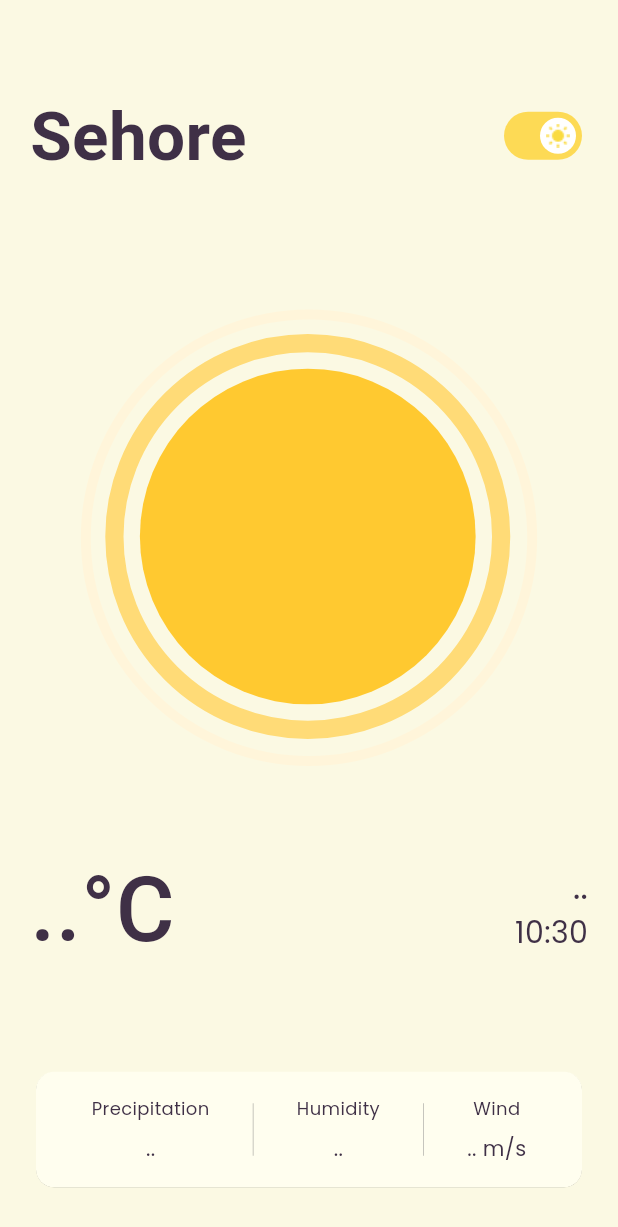
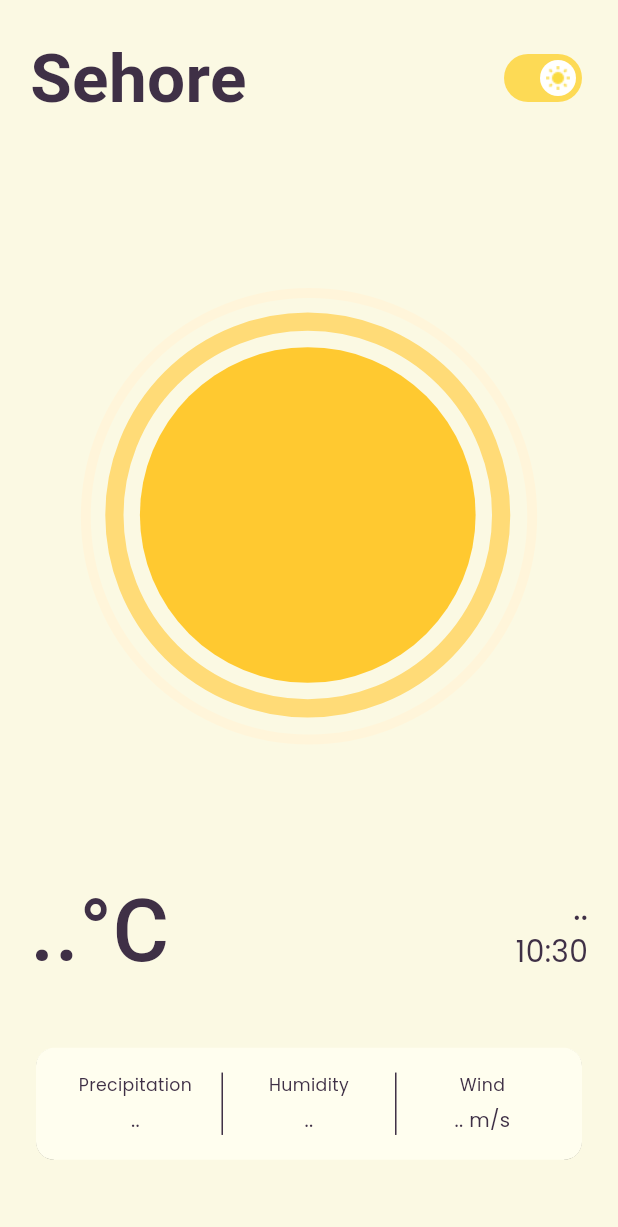
Before and after one commit to asim-sahoo/weather_app, a Flutter app: the screen it shows after launch, on a phone screen of 412 x 824 dp. Shown: the top 1227 px of the screen. Run offline on Flutter 3.47's test engine with Material 3 defaults, Android fonts, the phone set to English and light mode, and no system bars; our stand-ins replace geocoding, geolocator, google_fonts, lottie; network calls fail; Roboto replaces fonts that are missing (Dosis).

```diff
--- a/lib/api/weather_api.dart
+++ b/lib/api/weather_api.dart
@@ -5,13 +5,16 @@ import 'package:geolocator/geolocator.dart';
 import 'package:weatherapp/models/weather_model.dart';
 
 class WeatherApi {
+  /// The base URL for the OpenWeatherMap API, which provides current weather data.
   static const BASE_URL = 'https://api.openweathermap.org/data/2.5/weather';
-  final String apiKey;
 
-  WeatherApi(this.apiKey);
+  /// API key retrieved from environment variables
+  static const String apiKey = String.fromEnvironment('API_KEY');
 
   Future<Weather> getWeather(String cityName) async {
-    final response = await http.get(Uri.parse('$BASE_URL?q=$cityName&appid=$apiKey&units=metric'));
+    final response = await http.get(
+      Uri.parse('$BASE_URL?q=$cityName&appid=$apiKey&units=metric'),
+    );
 
     if (response.statusCode == 200) {
       return Weather.fromJson(json.decode(response.body));
@@ -29,8 +32,8 @@ class WeatherApi {
     Position position = await Geolocator.getCurrentPosition(
         desiredAccuracy: LocationAccuracy.high);
 
-    List<Placemark> placemarks = await placemarkFromCoordinates(
-        position.latitude, position.longitude);
+    List<Placemark> placemarks =
+        await placemarkFromCoordinates(position.latitude, position.longitude);
 
     String? city = placemarks[0].locality;
 
--- a/lib/home/weather_screen.dart
+++ b/lib/home/weather_screen.dart
@@ -1,7 +1,8 @@
 import 'dart:async';
 
 import 'package:flutter/material.dart';
-import 'package:flutter_dotenv/flutter_dotenv.dart';
+// import 'package:flutter_dotenv/flutter_dotenv.dart';
+
 import 'package:weatherapp/api/weather_api.dart';
 import 'package:weatherapp/home/weather_util.dart';
 import 'package:weatherapp/models/weather_model.dart';
@@ -9,8 +10,8 @@ import 'package:google_fonts/google_fonts.dart';
 import 'package:lottie/lottie.dart';
 
 class WeatherScreen extends StatefulWidget {
-  WeatherScreen({Key? key}) : super(key: key);
-  final String? apiKey = dotenv.env['API_KEY'];
+  const WeatherScreen({super.key});
+  // final String? apiKey = dotenv.env['API_KEY'];
   @override
   State<WeatherScreen> createState() {
     return _WeatherScreenState();
@@ -35,7 +36,7 @@ class _WeatherScreenState extends State<WeatherScreen> {
   @override
   void initState() {
     super.initState();
-    _weatherApi = WeatherApi(widget.apiKey!);
+    _weatherApi = WeatherApi();
     _fetchWeather("Sehore");
 
     // Start the timer to update time every second
@@ -58,7 +59,8 @@ class _WeatherScreenState extends State<WeatherScreen> {
   void _updateLottieAsset() {
     if (_weather != null) {
       setState(() {
-      _lottieAsset = WeatherImageUtil.getLottieAsset(_weather!.mainCondition, _isDayTime, _weather?.windSpeed??0.0);
+        _lottieAsset = WeatherImageUtil.getLottieAsset(
+            _weather!.mainCondition, _isDayTime, _weather?.windSpeed ?? 0.0);
       });
     }
   }
@@ -98,13 +100,17 @@ class _WeatherScreenState extends State<WeatherScreen> {
         });
       },
       child: Scaffold(
-        body: Container(
-              color: _switchValue
-                  ? const Color.fromARGB(255, 251, 249, 227)
-                  : const Color.fromARGB(255, 32, 32, 32),
-              padding: const EdgeInsets.fromLTRB(20, 50, 20, 20),
-              child: Center(
-                child: SingleChildScrollView(child: Column(
+        body: LayoutBuilder(
+          builder: (context, constraints) {
+            // Define responsive breakpoints
+            final isDesktop = constraints.maxWidth > 900;
+            final isTablet =
+                constraints.maxWidth > 600 && constraints.maxWidth <= 900;
+            final screenWidth = constraints.maxWidth;
+            final screenHeight = constraints.maxHeight;
+
+            Widget content = Column(
+              mainAxisSize: MainAxisSize.min,
               children: [
                 Row(
                   children: [
@@ -113,35 +119,33 @@ class _WeatherScreenState extends State<WeatherScreen> {
                           ? TextField(
                               decoration: InputDecoration(
                                 hintText: 'Search',
-                                    contentPadding: const EdgeInsets.symmetric(
-                                        vertical: 12, horizontal: 20),
+                                contentPadding: EdgeInsets.symmetric(
+                                    vertical: isDesktop ? 8 : 12,
+                                    horizontal: isDesktop ? 20 : 20),
                                 enabledBorder: const OutlineInputBorder(
-                                      borderRadius: BorderRadius.all(
-                                          Radius.circular(30.0)),
+                                  borderRadius:
+                                      BorderRadius.all(Radius.circular(30.0)),
                                   borderSide: BorderSide(
                                       width: 1,
-                                          color: Color.fromARGB(
-                                              255, 231, 216, 54)),
+                                      color: Color.fromARGB(255, 231, 216, 54)),
                                 ),
                                 border: const OutlineInputBorder(
                                   gapPadding: 1,
-                                      borderRadius: BorderRadius.all(
-                                          Radius.circular(30.0)),
+                                  borderRadius:
+                                      BorderRadius.all(Radius.circular(30.0)),
                                 ),
                                 focusedBorder: const OutlineInputBorder(
-                                      borderRadius: BorderRadius.all(
-                                          Radius.circular(30.0)),
+                                  borderRadius:
+                                      BorderRadius.all(Radius.circular(30.0)),
                                   borderSide: BorderSide(
                                       width: 1,
-                                          color: Color.fromARGB(
-                                              255, 231, 216, 54)),
+                                      color: Color.fromARGB(255, 231, 216, 54)),
                                 ),
                                 suffixIcon: _isEditing
                                     ? IconButton(
                                         icon: const Icon(Icons.search),
                                         onPressed: () {
-                                              _fetchWeather(
-                                                  _cityController.text);
+                                          _fetchWeather(_cityController.text);
                                           setState(() {
                                             _isEditing = false;
                                           });
@@ -152,13 +156,12 @@ class _WeatherScreenState extends State<WeatherScreen> {
                               style: GoogleFonts.dosis(
                                 color: _switchValue
                                     ? const Color.fromARGB(255, 63, 48, 70)
-                                        : const Color.fromARGB(
-                                            255, 211, 211, 211),
+                                    : const Color.fromARGB(255, 211, 211, 211),
+                                fontSize: isDesktop ? 16 : 16,
                               ),
                               cursorColor: _switchValue
                                   ? const Color.fromARGB(255, 63, 48, 70)
-                                      : const Color.fromARGB(
-                                          255, 211, 211, 211),
+                                  : const Color.fromARGB(255, 211, 211, 211),
                               controller: _cityController,
                               onSubmitted: (value) {
                                 _fetchWeather(value);
@@ -178,11 +181,10 @@ class _WeatherScreenState extends State<WeatherScreen> {
                                 _weather?.cityName ?? "Sehore",
                                 style: GoogleFonts.dosis(
                                   color: _switchValue
-                                          ? const Color.fromARGB(
-                                              255, 63, 48, 70)
+                                      ? const Color.fromARGB(255, 63, 48, 70)
                                       : const Color.fromARGB(
                                           255, 211, 211, 211),
-                                      fontSize: 45,
+                                  fontSize: isDesktop ? 40 : 45,
                                   fontWeight: FontWeight.w700,
                                 ),
                               ),
@@ -201,25 +203,27 @@ class _WeatherScreenState extends State<WeatherScreen> {
                       inactiveThumbColor: Colors.black,
                       activeThumbImage:
                           const AssetImage('assets/images/light.png'),
-                          activeTrackColor:
-                              const Color.fromARGB(159, 255, 200, 0),
+                      activeTrackColor: const Color.fromARGB(159, 255, 200, 0),
                     ),
                   ],
                 ),
-                    const SizedBox(height: 50),
-                    Lottie.asset(
+                SizedBox(height: isDesktop ? 20 : screenHeight * 0.09),
+                Flexible(
+                  flex: 3,
+                  child: Lottie.asset(
                     _lottieAsset,
-                      width: double.infinity,
-                      fit: BoxFit.cover,
+                    width: isDesktop ? 220 : double.infinity,
+                    fit: BoxFit.contain,
                   ),
-                    const SizedBox(height: 20),
+                ),
+                SizedBox(height: isDesktop ? 20 : screenHeight * 0.06),
                 Row(
                   mainAxisAlignment: MainAxisAlignment.spaceBetween,
                   children: [
                     Text(
                       "${_weather?.temperature ?? ".."}°C",
                       style: GoogleFonts.dosis(
-                            fontSize: 60,
+                        fontSize: isDesktop ? 60 : screenHeight * 0.07,
                         color: _switchValue
                             ? const Color.fromARGB(255, 63, 48, 70)
                             : const Color.fromARGB(255, 211, 211, 211),
@@ -232,7 +236,7 @@ class _WeatherScreenState extends State<WeatherScreen> {
                         Text(
                           _weather?.mainCondition ?? "..",
                           style: GoogleFonts.poppins(
-                                fontSize: 20,
+                            fontSize: isDesktop ? 20 : screenHeight * 0.024,
                             color: _switchValue
                                 ? const Color.fromARGB(255, 63, 48, 70)
                                 : const Color.fromARGB(255, 211, 211, 211),
@@ -243,7 +247,7 @@ class _WeatherScreenState extends State<WeatherScreen> {
                         Text(
                           currentTime,
                           style: GoogleFonts.poppins(
-                                fontSize: 20,
+                            fontSize: isDesktop ? 20 : screenHeight * 0.024,
                             color: _switchValue
                                 ? const Color.fromARGB(255, 63, 48, 70)
                                 : const Color.fromARGB(255, 211, 211, 211),
@@ -255,119 +259,132 @@ class _WeatherScreenState extends State<WeatherScreen> {
                     )
                   ],
                 ),
-                    const SizedBox(height: 60),
+                SizedBox(height: isDesktop ? 20 : screenHeight * 0.04),
                 Card(
                   color: _switchValue
                       ? const Color.fromARGB(255, 255, 254, 239)
                       : const Color.fromARGB(255, 50, 50, 50),
                   elevation: 0.1,
                   child: Padding(
-                        padding: const EdgeInsets.all(16),
+                    padding:
+                        EdgeInsets.all(isDesktop ? 16 : screenHeight * 0.02),
                     child: IntrinsicHeight(
                       child: Row(
                         mainAxisAlignment: MainAxisAlignment.spaceEvenly,
                         children: [
-                              Column(
+                          Expanded(
+                            child: Column(
                               children: [
                                 Text(
                                   "Precipitation",
                                   style: GoogleFonts.poppins(
                                     color: _switchValue
-                                          ? const Color.fromARGB(
-                                              255, 63, 48, 70)
+                                        ? const Color.fromARGB(255, 63, 48, 70)
                                         : const Color.fromARGB(
                                             255, 211, 211, 211),
-                                      fontSize: 12,
+                                    fontSize:
+                                        isDesktop ? 14 : screenHeight * 0.014,
                                   ),
+                                  textAlign: TextAlign.center,
                                 ),
-                                  const SizedBox(
-                                    height: 8,
-                                  ),
+                                SizedBox(
+                                    height:
+                                        isDesktop ? 4 : screenHeight * 0.008),
                                 Text(
                                   "${_weather?.precipitation ?? ".."}",
                                   style: GoogleFonts.poppins(
                                     color: _switchValue
-                                          ? const Color.fromARGB(
-                                              255, 63, 48, 70)
+                                        ? const Color.fromARGB(255, 63, 48, 70)
                                         : const Color.fromARGB(
                                             255, 211, 211, 211),
-                                      fontSize: 14,
+                                    fontSize:
+                                        isDesktop ? 16 : screenHeight * 0.016,
                                     fontWeight: FontWeight.w400,
                                   ),
+                                  textAlign: TextAlign.center,
                                 ),
                               ],
                             ),
-                              const VerticalDivider(
-                                color: Color.fromARGB(255, 119, 119, 119),
-                                thickness: 0.28,
-                                indent: 5,
-                                endIndent: 5,
                           ),
-                              Column(
+                          VerticalDivider(
+                            color: _switchValue
+                                ? const Color.fromARGB(255, 63, 48, 70)
+                                : const Color.fromARGB(255, 211, 211, 211),
+                            thickness: 1,
+                          ),
+                          Expanded(
+                            child: Column(
                               children: [
                                 Text(
                                   "Humidity",
                                   style: GoogleFonts.poppins(
-                                      fontSize: 12,
                                     color: _switchValue
-                                          ? const Color.fromARGB(
-                                              255, 63, 48, 70)
+                                        ? const Color.fromARGB(255, 63, 48, 70)
                                         : const Color.fromARGB(
                                             255, 211, 211, 211),
+                                    fontSize:
+                                        isDesktop ? 14 : screenHeight * 0.014,
                                   ),
+                                  textAlign: TextAlign.center,
                                 ),
-                                  const SizedBox(
-                                    height: 8,
-                                  ),
+                                SizedBox(
+                                    height:
+                                        isDesktop ? 4 : screenHeight * 0.008),
                                 Text(
                                   "${_weather?.humidity ?? ".."}",
                                   style: GoogleFonts.poppins(
-                                      fontSize: 14,
-                                      fontWeight: FontWeight.w400,
                                     color: _switchValue
-                                          ? const Color.fromARGB(
-                                              255, 63, 48, 70)
+                                        ? const Color.fromARGB(255, 63, 48, 70)
                                         : const Color.fromARGB(
                                             255, 211, 211, 211),
+                                    fontSize:
+                                        isDesktop ? 16 : screenHeight * 0.016,
+                                    fontWeight: FontWeight.w400,
                                   ),
+                                  textAlign: TextAlign.center,
                                 ),
                               ],
                             ),
-                              const VerticalDivider(
-                                color: Color.fromARGB(255, 119, 119, 119),
-                                thickness: 0.28,
-                                indent: 5,
-                                endIndent: 5,
                           ),
-                              Column(
+                          VerticalDivider(
+                            color: _switchValue
+                                ? const Color.fromARGB(255, 63, 48, 70)
+                                : const Color.fromARGB(255, 211, 211, 211),
+                            thickness: 1,
+                          ),
+                          Expanded(
+                            child: Column(
                               children: [
                                 Text(
                                   "Wind",
                                   style: GoogleFonts.poppins(
-                                      fontSize: 12,
                                     color: _switchValue
-                                          ? const Color.fromARGB(
-                                              255, 63, 48, 70)
+                                        ? const Color.fromARGB(255, 63, 48, 70)
                                         : const Color.fromARGB(
                                             255, 211, 211, 211),
+                                    fontSize:
+                                        isDesktop ? 14 : screenHeight * 0.014,
                                   ),
+                                  textAlign: TextAlign.center,
                                 ),
-                                  const SizedBox(
-                                    height: 8,
-                                  ),
+                                SizedBox(
+                                    height:
+                                        isDesktop ? 4 : screenHeight * 0.008),
                                 Text(
                                   "${_weather?.windSpeed ?? ".."} m/s",
                                   style: GoogleFonts.poppins(
-                                      fontSize: 14,
-                                      fontWeight: FontWeight.w400,
                                     color: _switchValue
-                                          ? const Color.fromARGB(
-                                              255, 63, 48, 70)
+                                        ? const Color.fromARGB(255, 63, 48, 70)
                                         : const Color.fromARGB(
                                             255, 211, 211, 211),
+                                    fontSize:
+                                        isDesktop ? 16 : screenHeight * 0.016,
+                                    fontWeight: FontWeight.w400,
                                   ),
+                                  textAlign: TextAlign.center,
                                 ),
                               ],
+                            ),
                           ),
                         ],
                       ),
@@ -375,9 +392,44 @@ class _WeatherScreenState extends State<WeatherScreen> {
                   ),
                 ),
               ],
+            );
+
+            if (isDesktop || isTablet) {
+              // Wrap in a card for web/tablet version
+              content = Center(
+                child: Card(
+                  elevation: 4,
+                  shape: RoundedRectangleBorder(
+                    borderRadius: BorderRadius.circular(20),
+                  ),
+                  child: Container(
+                    width: isDesktop ? 400 : 380,
+                    padding: const EdgeInsets.all(24),
+                    decoration: BoxDecoration(
+                      color: _switchValue
+                          ? const Color.fromARGB(255, 251, 249, 227)
+                          : const Color.fromARGB(255, 32, 32, 32),
+                      borderRadius: BorderRadius.circular(20),
+                    ),
+                    child: content,
                   ),
                 ),
-            ),
+              );
+            }
+
+            return Container(
+              color: _switchValue
+                  ? const Color.fromARGB(255, 251, 249, 227)
+                  : const Color.fromARGB(255, 32, 32, 32),
+              height: screenHeight,
+              padding: EdgeInsets.fromLTRB(
+                  20,
+                  isDesktop ? 20 : MediaQuery.of(context).padding.top + 20,
+                  20,
+                  20),
+              child: content,
+            );
+          },
         ),
       ),
     );
--- a/lib/main.dart
+++ b/lib/main.dart
@@ -1,8 +1,8 @@
 import 'package:flutter/material.dart';
 import 'package:weatherapp/home/weather_screen.dart';
-import 'package:flutter_dotenv/flutter_dotenv.dart';
-void main() async {
-  await dotenv.load(fileName: ".env");
+// import 'package:flutter_dotenv/flutter_dotenv.dart';
+
+void main() {
   runApp(
     MaterialApp(
       debugShowCheckedModeBanner: false,
```
Also changed, not shown: pubspec.yaml (+4 -5 lines), pubspec.lock, 179 other files. Lines whose indentation alone changed are shown as unchanged.
